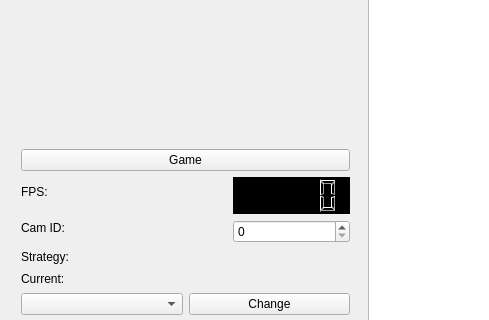
Old version of the form mainwindow.ui in the repository mateus558/RinoBot-System; both pictures show x 0 to 489 and y 141 to 461 of the 1280 by 720 pixel window.
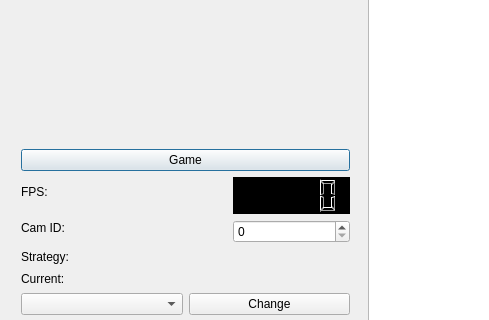
New version of the form. Icons and pictures are not drawn.

What changed in the file:
```diff
--- a/mainwindow.ui
+++ b/mainwindow.ui
@@ -84,7 +84,19 @@
         <string>Game</string>
        </property>
        <property name="shortcut">
-        <string>Space</string>
+        <string>Space, K</string>
+       </property>
+       <property name="checkable">
+        <bool>false</bool>
+       </property>
+       <property name="autoDefault">
+        <bool>true</bool>
+       </property>
+       <property name="default">
+        <bool>true</bool>
+       </property>
+       <property name="flat">
+        <bool>false</bool>
        </property>
       </widget>
      </item>
```
Left out of the diff: 9 changed lines with no effect on the pictures.
